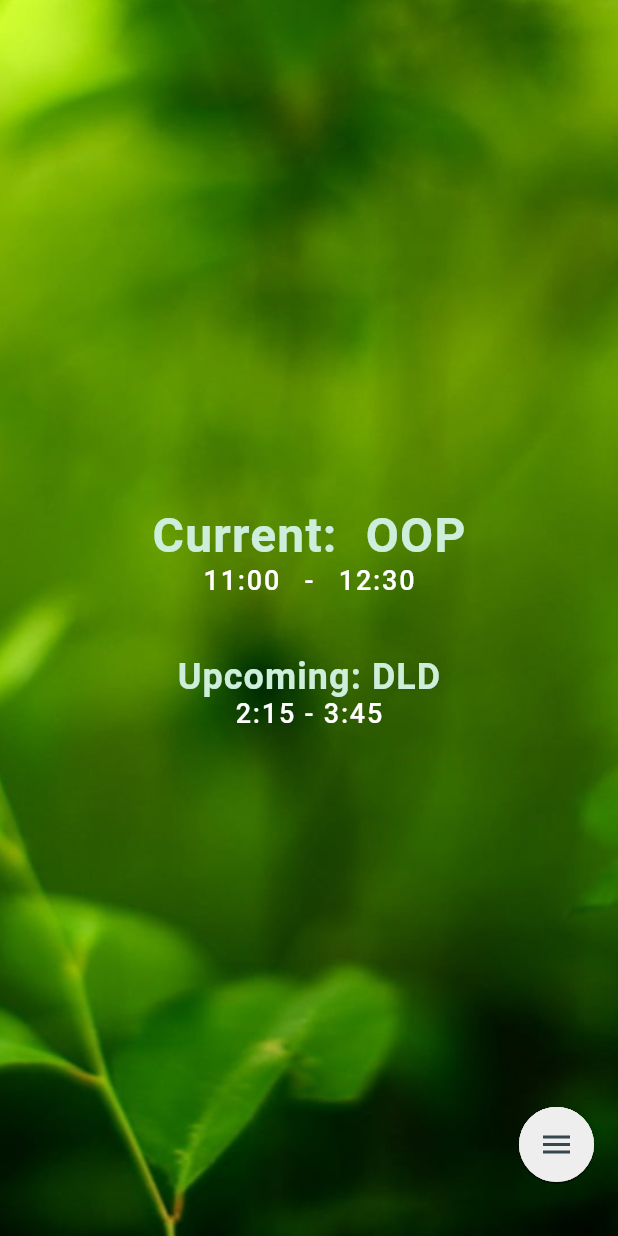
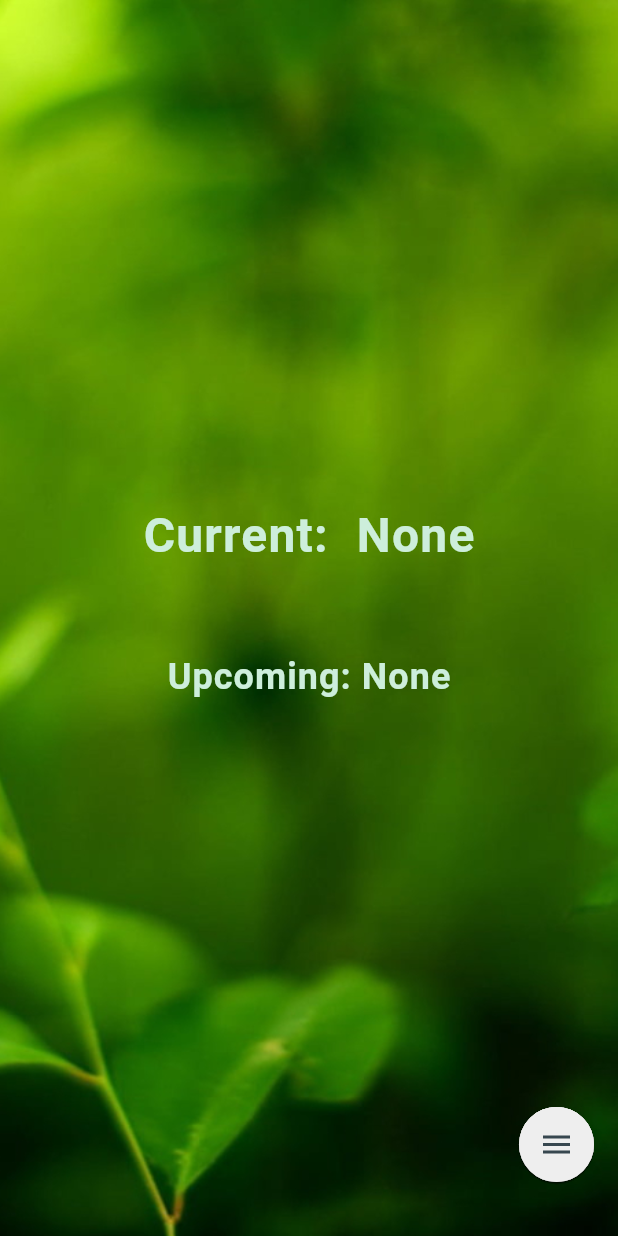
Before and after one commit to Ehab-24/timetable-app-Uncomplete-, a Flutter app: the screen it shows after launch, on a phone screen of 412 x 824 dp. Run offline on Flutter 3.47's test engine with Material 2 defaults, Android fonts, the phone set to English and light mode, and no system bars; our stand-ins replace focused_menu, sqflite; missing offline and left inert: day_night_time_picker, shared_preferences_web; accounts and stored records are empty.

Commit message:
Minor Tweaks

```diff
--- a/lib/Classes/TimeTable.dart
+++ b/lib/Classes/TimeTable.dart
@@ -20,6 +20,23 @@
   //Each list represents a day of week.
   List<List<TimeSlot>> timeSlots = List.generate(7, (index) => []);
 
+  double get dayLoadAvg =>
+    weekLoad / 7;
+
+  double get dayLoadBusinessAvg =>
+    weekLoad / 5;
+
+  double get maxLoad {
+    double max = 0.01;
+    for(int i = 0; i < timeSlots.length; i++){
+      double load = dayLoad(i);
+      if(load > max){
+        max = load;
+      }
+    }
+    return max;
+  }
+
   double dayLoad(int day) {
 
     int length = timeSlots[day].length;
@@ -31,12 +48,6 @@
     return sum;
   }
 
-  double get dayLoadAverage =>
-    weekLoad / 7;
-
-  double get dayLoadBusiness =>
-    weekLoad / 5;
-
   double get weekLoad{
 
     double sum = 0;
@@ -44,6 +55,34 @@
       sum += dayLoad(i);
     }
     return sum;
+  }
+
+  //Expects current day.
+  TimeSlot? currentSlot(int day) {
+
+    List<TimeSlot>list = timeSlots[day];
+    for(int i = 0; i < list.length; i++){
+      if(list[i].overruns(TimeOfDay.now())){
+        return list[i];
+      }
+    }
+    return null;
+  }
+
+  //Expects current day.
+  TimeSlot? nextSlot(int day){
+
+    TimeSlot? _currentSlot = currentSlot(day);
+    if(_currentSlot == null){
+      return null;
+    }
+
+    int index = timeSlots[day].indexOf(_currentSlot);
+
+    if(index + 1 < timeSlots[day].length){
+      return timeSlots[day][index + 1];
+    }
+    return null;
   }
 
   TimeTable({
--- a/lib/Globals/Styles.dart
+++ b/lib/Globals/Styles.dart
@@ -54,6 +54,6 @@
 class ButtonStyles{
 
     static ButtonStyle closeButton(Color color) => OutlinedButton.styleFrom(
-      side: BorderSide(color: color, width: 2)
+      side: BorderSide(color: color, width: 0.5)
     );
 }
--- a/lib/Screens/Home/HomeBody.dart
+++ b/lib/Screens/Home/HomeBody.dart
@@ -1,23 +1,37 @@
 
 import 'package:flutter/material.dart';
+import 'package:timetable_app/Classes/TimeSlot.dart';
+import 'package:timetable_app/Globals/enums.dart';
+
+import '../../Classes/TimeTable.dart';
 
 
 class HomeBody extends StatelessWidget {
-  const HomeBody({Key? key}) : super(key: key);
+  const HomeBody({
+    Key? key,
+    required this.homeTable
+  }) : super(key: key);
+
+  final TimeTable homeTable;
 
   @override
   Widget build(BuildContext context) {
+
+    final int currentDay = DateTime.now().weekday - 1;
+
+    final TimeSlot currentSlot = homeTable.currentSlot(currentDay) ?? TimeSlot.zero(-1,-1).copyWith(title: 'None');
+    final TimeSlot nextSlot = homeTable.nextSlot(currentDay) ?? TimeSlot.zero(-1,-1).copyWith(title: 'None');
 
     return Center(
       child: Column(
 
         mainAxisAlignment: MainAxisAlignment.center,
 
-        children: const [
+        children: [
 
           Text(
-            'Current: OOP',
-            style: TextStyle(
+            'Current: ${currentSlot.title}',
+            style: const TextStyle(
               color: Color.fromARGB(255, 205, 238, 219),
               fontSize: 32,
               wordSpacing: 10,
@@ -27,8 +41,10 @@
             // textAlign: TextAlign.center,
           ),
           Text(
-            '11:00 - 12:30',
-            style: TextStyle(
+            currentSlot.title == 'None'
+            ? ''
+            : '${currentSlot.startTime.toString().substring(10,15)} - ${currentSlot.endTime.toString().substring(10,15)}',
+            style: const TextStyle(
               color: Colors.white,
               fontSize: 18,
               wordSpacing: 10,
@@ -37,11 +53,11 @@
             ),
           ),
 
-          SizedBox(height: 40,),
+          Spaces.vertical40,
 
           Text(
-            'Upcoming: DLD',
-            style: TextStyle(
+            'Upcoming: ${nextSlot.title}',
+            style: const TextStyle(
               color: Color.fromARGB(255, 205, 238, 219),
               fontSize: 24,
               letterSpacing: 0.7,
@@ -50,8 +66,10 @@
             // textAlign: TextAlign.center,
           ),
           Text(
-            '2:15 - 3:45',
-            style: TextStyle(
+            nextSlot.title == 'None'
+            ? ''
+            : '${nextSlot.startTime.toString().substring(10,15)} - ${nextSlot.endTime.toString().substring(10,15)}',
+            style: const TextStyle(
               color: Colors.white,
               fontSize: 18,
               letterSpacing: 1.2,
--- a/lib/Screens/Home/HomeScreen.dart
+++ b/lib/Screens/Home/HomeScreen.dart
@@ -5,27 +5,11 @@
 import '../../Widgets/LinearFlowFAB.dart';
 import 'HomeBody.dart';
 
-class HomeScreen extends StatefulWidget {
+class HomeScreen extends StatelessWidget {
   const HomeScreen({Key? key}) : super(key: key);
 
   @override
-  State<HomeScreen> createState() => _HomeScreenState();
-}
-
-class _HomeScreenState extends State<HomeScreen> {
-
-  late final Screen_pr screenReader;
-
-  @override
-  void initState() {
-    screenReader = context.read<Screen_pr>();
-    super.initState();
-  }
-
-  @override
   Widget build(BuildContext context) {
-
-    final double w = MediaQuery.of(context).size.width;
 
     return Container(
 
@@ -36,25 +20,13 @@
         ),
       ),
 
-      child: const Scaffold(
+      child: Scaffold(
 
         backgroundColor: Colors.transparent,
 
-        // appBar: AppBar(
-        //   title: const Text('Time Table', style: TextStyle(fontSize: 32),),
-        //   centerTitle: true,
-        //   toolbarHeight: w * 0.75,
-        //   shape: RoundedRectangleBorder(
-        //     borderRadius: BorderRadius.only(
-        //       bottomLeft: Radius.elliptical(w/2, 50),
-        //       bottomRight: Radius.elliptical(w/2, 50),
-        //     )
-        //   ),
-        // ),
+        body: HomeBody(homeTable: Provider.of<Table_pr>(context).tables[0]),
 
-        body: HomeBody(),
-
-        floatingActionButton: LinearFlowFAB(),
+        floatingActionButton: const LinearFlowFAB(),
       ),
     );
   }
```
Also changed, not shown: lib/Classes/TimeSlot.dart (+10 -0 lines), lib/Widgets/TimeSlotPopUpCard.dart (+6 -5 lines), lib/Widgets/TimeSlotTile.dart (+53 -53 lines), lib/Widgets/TimeTableTile.dart (+11 -7 lines), lib/Miscellaneous/ExtansionMethods.dart (line endings or trailing spaces).
